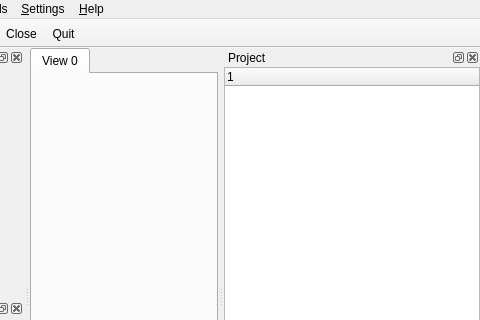
This is avogadro/src/mainwindow.ui in cryos/avogadro as Qt 5 draws it before an edit; both pictures show x 141 to 621 and y 0 to 320 of the 621 by 566 pixel window. The edited form follows.
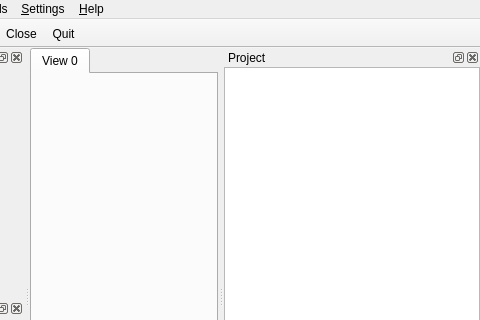
This is the edited form. Icons and pictures are not drawn. Custom widgets are drawn as their Qt base class.

Commit message:
* avogadro/src/enginetabwidget.*: Now uses a .ui file to design the widget.  this is much easier.
* avogadro/src/primitivetreeview.*: Added the PrimitiveTreeView class as a
helper class for displaying PrimitiveItemModels.  Just looks a bit
prettier.

* libavogadro/src/primitivelist.*: Added the ::contains(Primitive *)
	operator for checking if a primitive is already in the list.

* .: Lots of other stuff for doing selective rendering.

The edit to the form file:
```diff
--- a/avogadro/src/mainwindow.ui
+++ b/avogadro/src/mainwindow.ui
@@ -187,27 +187,13 @@
       <number>6</number>
      </property>
      <item>
-      <widget class="Avogadro::MoleculeTreeView" name="projectTree" >
-       <property name="frameShadow" >
-        <enum>QFrame::Plain</enum>
-       </property>
-       <property name="alternatingRowColors" >
-        <bool>true</bool>
-       </property>
-       <property name="selectionMode" >
-        <enum>QAbstractItemView::MultiSelection</enum>
+      <widget class="Avogadro::PrimitiveTreeView" name="projectTree" >
+       <property name="rootIsDecorated" >
+        <bool>false</bool>
        </property>
        <property name="animated" >
         <bool>true</bool>
        </property>
-       <property name="allColumnsShowFocus" >
-        <bool>true</bool>
-       </property>
-       <column>
-        <property name="text" >
-         <string>1</string>
-        </property>
-       </column>
       </widget>
      </item>
     </layout>
@@ -499,16 +485,16 @@
   </action>
  </widget>
  <customwidgets>
-  <customwidget>
-   <class>Avogadro::MoleculeTreeView</class>
-   <extends>QTreeWidget</extends>
-   <header>avogadro/moleculetreeview.h</header>
-  </customwidget>
   <customwidget>
    <class>Avogadro::GLWidget</class>
    <extends>QWidget</extends>
    <header>avogadro/glwidget.h</header>
   </customwidget>
+  <customwidget>
+   <class>Avogadro::PrimitiveTreeView</class>
+   <extends>QTreeView</extends>
+   <header>primitivetreeview.h</header>
+  </customwidget>
   <customwidget>
    <class>Avogadro::FlatTabWidget</class>
    <extends>QWidget</extends>
```
The commit also changes 24 other files.
